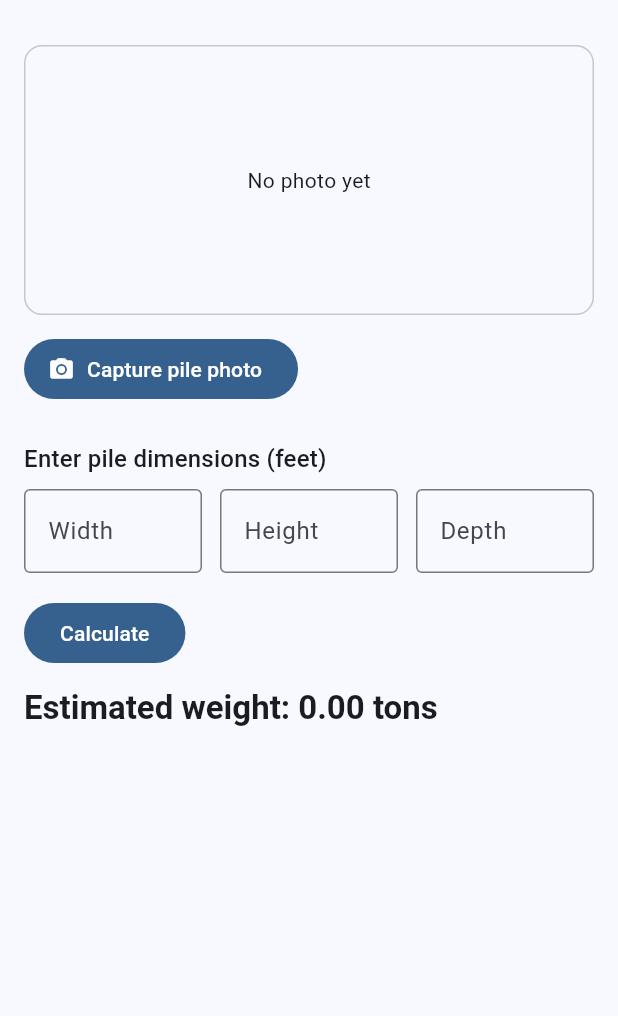
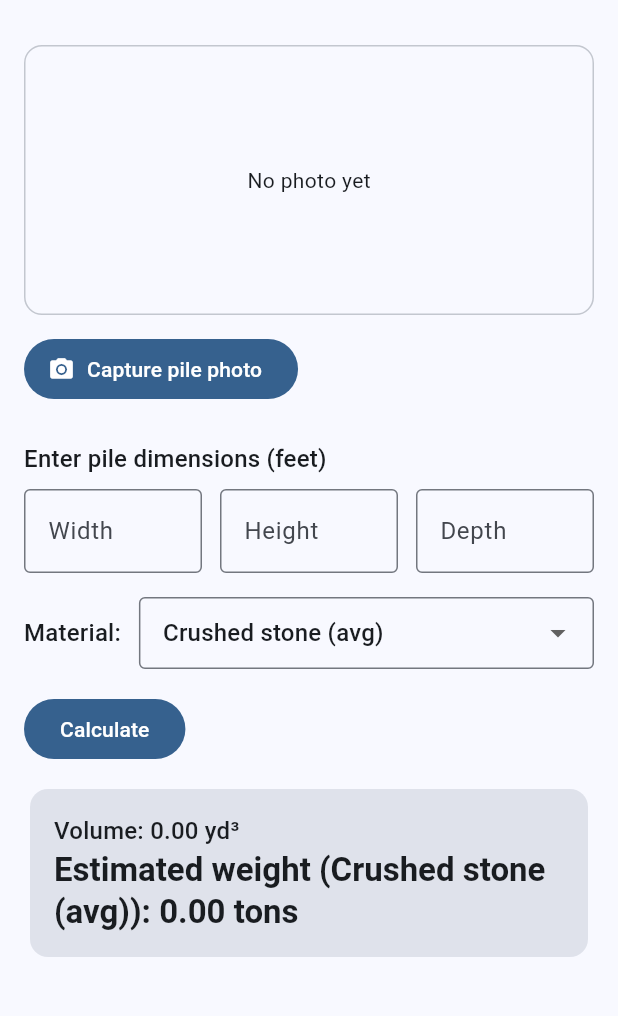
Before and after one commit to jjking0422-png/pile_estimator, a Flutter app: the screen it shows after launch, after a tap on "Calculate", on a phone screen of 412 x 824 dp, the part 63-1079 px from its top. Run offline on Flutter 3.47's test engine with Material 3 defaults, Android fonts, the phone set to English and light mode, and no system bars; our stand-ins replace image_picker.

Commit message:
feat: add material selector and show cubic yards + tons

```diff
--- a/lib/main.dart
+++ b/lib/main.dart
@@ -34,19 +34,35 @@
   final _height = TextEditingController();
   final _depth = TextEditingController();
 
+  // Tons per cubic yard (rule-of-thumb values; you can tweak later)
+  final Map<String, double> _densities = const {
+    'Crushed stone (avg)': 1.50,
+    'Crushed concrete': 1.40,
+    'Pea gravel': 1.45,
+    'Sand (damp)': 1.35,
+    'Recycled asphalt millings': 1.25,
+  };
+
+  String _selectedMaterial = 'Crushed stone (avg)';
+  double? _cubicYards;
   double? _tons;
   File? _imageFile;
   bool _picking = false;
 
-  // simple calc: ft x ft x ft -> cubic yards / density
-  void _calculateTons() {
+  void _calculate() {
     final w = double.tryParse(_width.text) ?? 0;
     final h = double.tryParse(_height.text) ?? 0;
     final d = double.tryParse(_depth.text) ?? 0;
 
-    final cubicYards = (w * h * d) / 27.0; // 27 cu ft in a cubic yard
-    const densityTonsPerYd3 = 1.5; // rough average for crushed stone
-    setState(() => _tons = cubicYards * densityTonsPerYd3);
+    // Simple rectangular estimate for now: ft³ → yd³
+    final cubicYards = (w * h * d) / 27.0;
+    final density = _densities[_selectedMaterial] ?? 1.5;
+    final tons = cubicYards * density;
+
+    setState(() {
+      _cubicYards = cubicYards;
+      _tons = tons;
+    });
   }
 
   Future<void> _pickFromCamera() async {
@@ -54,7 +70,10 @@
     setState(() => _picking = true);
     try {
       final picker = ImagePicker();
-      final xfile = await picker.pickImage(source: ImageSource.camera, preferredCameraDevice: CameraDevice.rear);
+      final xfile = await picker.pickImage(
+        source: ImageSource.camera,
+        preferredCameraDevice: CameraDevice.rear,
+      );
       if (xfile != null) {
         setState(() => _imageFile = File(xfile.path));
       }
@@ -84,7 +103,12 @@
             if (_imageFile != null)
               ClipRRect(
                 borderRadius: BorderRadius.circular(12),
-                child: Image.file(_imageFile!, height: 180, width: double.infinity, fit: BoxFit.cover),
+                child: Image.file(
+                  _imageFile!,
+                  height: 180,
+                  width: double.infinity,
+                  fit: BoxFit.cover,
+                ),
               )
             else
               Container(
@@ -104,6 +128,7 @@
               label: Text(_picking ? 'Opening camera…' : 'Capture pile photo'),
             ),
             const SizedBox(height: 24),
+
             Text('Enter pile dimensions (feet)', style: theme.textTheme.titleMedium),
             const SizedBox(height: 8),
             Row(
@@ -115,16 +140,52 @@
                 Expanded(child: _numField(controller: _depth, label: 'Depth')),
               ],
             ),
+
+            const SizedBox(height: 16),
+            Row(
+              children: [
+                Text('Material:', style: theme.textTheme.titleMedium),
+                const SizedBox(width: 12),
+                Expanded(
+                  child: DropdownButtonFormField<String>(
+                    value: _selectedMaterial,
+                    items: _densities.keys
+                        .map((k) => DropdownMenuItem(value: k, child: Text(k)))
+                        .toList(),
+                    onChanged: (v) => setState(() => _selectedMaterial = v ?? _selectedMaterial),
+                    decoration: const InputDecoration(
+                      border: OutlineInputBorder(),
+                      contentPadding: EdgeInsets.symmetric(horizontal: 12, vertical: 10),
+                    ),
+                  ),
+                ),
+              ],
+            ),
+
             const SizedBox(height: 16),
             FilledButton(
-              onPressed: _calculateTons,
+              onPressed: _calculate,
               child: const Text('Calculate'),
             ),
             const SizedBox(height: 12),
-            if (_tons != null)
-              Text(
-                'Estimated weight: ${_tons!.toStringAsFixed(2)} tons',
-                style: theme.textTheme.titleLarge?.copyWith(fontWeight: FontWeight.bold),
+            if (_cubicYards != null || _tons != null)
+              Card(
+                elevation: 0,
+                color: theme.colorScheme.surfaceVariant,
+                child: Padding(
+                  padding: const EdgeInsets.all(16),
+                  child: Column(
+                    crossAxisAlignment: CrossAxisAlignment.start,
+                    children: [
+                      if (_cubicYards != null)
+                        Text('Volume: ${_cubicYards!.toStringAsFixed(2)} yd³',
+                            style: theme.textTheme.titleMedium),
+                      if (_tons != null)
+                        Text('Estimated weight (${_selectedMaterial}): ${_tons!.toStringAsFixed(2)} tons',
+                            style: theme.textTheme.titleLarge?.copyWith(fontWeight: FontWeight.bold)),
+                    ],
+                  ),
+                ),
               ),
           ],
         ),
```
